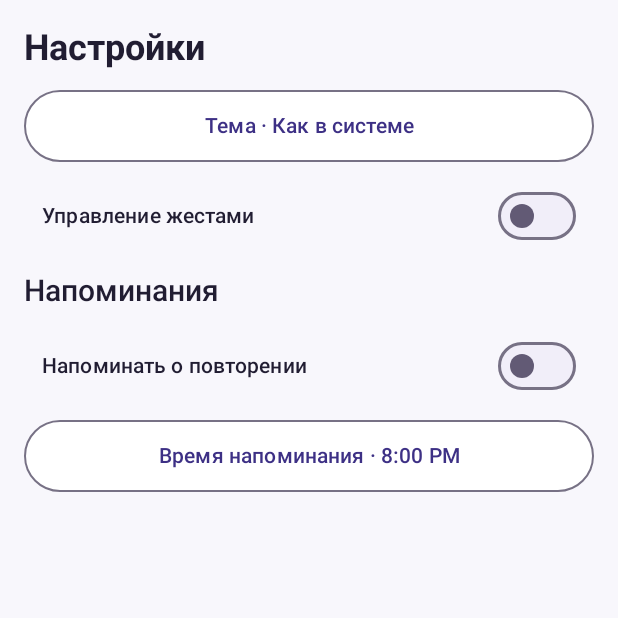
After one commit to qHomeee/CardProject, an Android app built with Jetpack Compose: the composable SettingsScreen shown on its own in the app's theme, on a phone screen of 412 x 824 dp, the top half of it. The commit adds this screen. Run offline under Robolectric (Android 15) with nearby library versions, the phone set to English and light mode, and no system bars.

Commit message:
feat(android): persist system light and dark theme choices

```diff
--- a/android/app/src/main/java/com/example/cartproject/data/settings/DataStoreSettingsStore.kt
+++ b/android/app/src/main/java/com/example/cartproject/data/settings/DataStoreSettingsStore.kt
@@ -52,6 +52,9 @@ internal class DataStoreSettingsStore(private val preferences: DataStore<Prefere
     override suspend fun saveGesturesEnabled(enabled: Boolean): Outcome<Unit> = write { stored ->
         stored[Gestures] = enabled
     }
+
+    override suspend fun saveTheme(preference: ThemePreference): Outcome<Unit> =
+        write { it[Theme] = preference.name }
 
     override suspend fun saveReminder(preference: ReminderPreference): Outcome<Unit> =
         write { it.setReminder(preference) }
--- a/android/app/src/main/java/com/example/cartproject/di/AppModule.kt
+++ b/android/app/src/main/java/com/example/cartproject/di/AppModule.kt
@@ -15,7 +15,7 @@ import com.example.cartproject.presentation.decks.DeckDetailViewModel
 import com.example.cartproject.presentation.decks.MyDecksViewModel
 import com.example.cartproject.presentation.editor.MaterialEditorViewModel
 import com.example.cartproject.presentation.settings.ReminderSettingsViewModel
-import com.example.cartproject.presentation.study.GestureSettingsViewModel
+import com.example.cartproject.presentation.settings.SettingsViewModel
 import com.example.cartproject.presentation.study.StudyViewModel
 import org.koin.android.ext.koin.androidContext
 import org.koin.core.module.dsl.viewModel
@@ -35,7 +35,7 @@ internal val appModule = module {
         )
     }
     factory { ObserveStudyGestures(get()) }
-    viewModel { GestureSettingsViewModel(get(), get()) }
+    viewModel { SettingsViewModel(get(), get(), get()) }
     viewModel {
         val reminders = get<StudyReminderController>()
         ReminderSettingsViewModel(get(), get(), reminders::restoreSchedule)
--- a/android/app/src/main/java/com/example/cartproject/di/StorageModule.kt
+++ b/android/app/src/main/java/com/example/cartproject/di/StorageModule.kt
@@ -14,6 +14,7 @@ import com.example.cartproject.domain.decks.SaveOwnCard
 import com.example.cartproject.domain.decks.SaveOwnDeck
 import com.example.cartproject.domain.settings.ObserveSettings
 import com.example.cartproject.domain.settings.SetStudyGestures
+import com.example.cartproject.domain.settings.SetThemePreference
 import com.example.cartproject.domain.settings.SettingsStore
 import com.example.cartproject.domain.study.GradeCard
 import com.example.cartproject.domain.study.ReadStatistics
@@ -42,4 +43,5 @@ internal val storageModule = module {
     factory { ReadStatistics(get()) }
     factory { ObserveSettings(get()) }
     factory { SetStudyGestures(get()) }
+    factory { SetThemePreference(get()) }
 }
--- a/android/app/src/main/java/com/example/cartproject/presentation/navigation/ZapomniApp.kt
+++ b/android/app/src/main/java/com/example/cartproject/presentation/navigation/ZapomniApp.kt
@@ -46,7 +46,7 @@ import com.example.cartproject.presentation.decks.DeckDetailViewModel
 import com.example.cartproject.presentation.decks.DeckSource
 import com.example.cartproject.presentation.decks.MyDecksScreen
 import com.example.cartproject.presentation.decks.MyDecksViewModel
-import com.example.cartproject.presentation.study.GestureSettingsScreen
+import com.example.cartproject.presentation.settings.SettingsScreen
 import com.example.cartproject.presentation.theme.ZapomniSize
 import com.example.cartproject.presentation.theme.ZapomniTheme
 import java.util.UUID
@@ -153,7 +153,7 @@ internal fun ZapomniApp(catalog: CatalogViewModel, myDecks: MyDecksViewModel) {
                     },
                 )
             }
-            composable<SettingsRoute> { GestureSettingsScreen() }
+            composable<SettingsRoute> { SettingsScreen() }
             composable<CatalogDeckRoute> { deckEntry ->
                 val id = CatalogDeckId(UUID.fromString(deckEntry.toRoute<CatalogDeckRoute>().id))
                 DeckDetailDestination(
--- /dev/null
+++ b/android/app/src/main/java/com/example/cartproject/presentation/settings/SettingsScreen.kt
@@ -0,0 +1,139 @@
+package com.example.cartproject.presentation.settings
+
+import androidx.compose.foundation.layout.Arrangement
+import androidx.compose.foundation.layout.Box
+import androidx.compose.foundation.layout.Column
+import androidx.compose.foundation.layout.fillMaxSize
+import androidx.compose.foundation.layout.fillMaxWidth
+import androidx.compose.foundation.layout.padding
+import androidx.compose.foundation.layout.widthIn
+import androidx.compose.foundation.rememberScrollState
+import androidx.compose.foundation.selection.selectableGroup
+import androidx.compose.foundation.verticalScroll
+import androidx.compose.material3.DropdownMenu
+import androidx.compose.material3.DropdownMenuItem
+import androidx.compose.material3.MaterialTheme
+import androidx.compose.material3.RadioButton
+import androidx.compose.material3.Text
+import androidx.compose.runtime.Composable
+import androidx.compose.runtime.getValue
+import androidx.compose.runtime.mutableStateOf
+import androidx.compose.runtime.saveable.rememberSaveable
+import androidx.compose.runtime.setValue
+import androidx.compose.ui.Alignment
+import androidx.compose.ui.Modifier
+import androidx.compose.ui.res.stringResource
+import androidx.compose.ui.semantics.Role
+import androidx.compose.ui.semantics.heading
+import androidx.compose.ui.semantics.role
+import androidx.compose.ui.semantics.selected
+import androidx.compose.ui.semantics.semantics
+import androidx.compose.ui.unit.dp
+import androidx.lifecycle.compose.collectAsStateWithLifecycle
+import com.example.cartproject.R
+import com.example.cartproject.domain.settings.ThemePreference
+import com.example.cartproject.presentation.components.StatusAction
+import com.example.cartproject.presentation.components.StatusKind
+import com.example.cartproject.presentation.components.StatusMessage
+import com.example.cartproject.presentation.components.ZapomniButton
+import com.example.cartproject.presentation.components.ZapomniSwitch
+import com.example.cartproject.presentation.theme.ZapomniSize
+import org.koin.compose.viewmodel.koinViewModel
+
+/** Настройки внешнего вида, жестов и напоминаний. */
+@Composable
+internal fun SettingsScreen() {
+    val viewModel = koinViewModel<SettingsViewModel>()
+    val state by viewModel.uiState.collectAsStateWithLifecycle()
+    Box(Modifier.fillMaxSize(), contentAlignment = Alignment.TopCenter) {
+        Column(
+            modifier = Modifier.widthIn(max = 640.dp).fillMaxSize()
+                .verticalScroll(rememberScrollState()).padding(ZapomniSize.space16),
+            verticalArrangement = Arrangement.spacedBy(ZapomniSize.space12),
+        ) {
+            Text(
+                text = stringResource(R.string.tab_settings),
+                style = MaterialTheme.typography.headlineSmall,
+                modifier = Modifier.semantics { heading() },
+            )
+            if (state.readFailed) {
+                StatusMessage(
+                    kind = StatusKind.Error,
+                    title = stringResource(R.string.settings_read_error),
+                    action = StatusAction(stringResource(R.string.retry), viewModel::reload),
+                )
+            } else {
+                val settings = state.settings
+                val editable = settings != null && !state.saving
+                ThemePicker(
+                    settings?.theme ?: ThemePreference.System,
+                    editable,
+                    viewModel::changeTheme,
+                )
+                ZapomniSwitch(
+                    label = stringResource(R.string.gesture_settings_label),
+                    checked = settings?.gesturesEnabled == true,
+                    onCheckedChange = viewModel::changeGestures,
+                    enabled = editable,
+                    modifier = Modifier.fillMaxWidth(),
+                )
+            }
+            if (state.writeFailed) {
+                StatusMessage(
+                    kind = StatusKind.Error,
+                    title = stringResource(R.string.settings_write_error),
+                    action = StatusAction(stringResource(R.string.retry), viewModel::retryWrite),
+                )
+            }
+            ReminderSettings()
+        }
+    }
+}
+
+@Composable
+private fun ThemePicker(
+    preference: ThemePreference,
+    enabled: Boolean,
+    onSelect: (ThemePreference) -> Unit,
+) {
+    var expanded by rememberSaveable { mutableStateOf(false) }
+    Box {
+        ZapomniButton(
+            label = stringResource(
+                R.string.theme_settings_label,
+                stringResource(preference.label()),
+            ),
+            onClick = { expanded = true },
+            modifier = Modifier.fillMaxWidth(),
+            secondary = true,
+            enabled = enabled,
+        )
+        DropdownMenu(
+            expanded = expanded && enabled,
+            onDismissRequest = { expanded = false },
+            modifier = Modifier.selectableGroup(),
+        ) {
+            for (option in ThemePreference.entries) {
+                val current = option == preference
+                DropdownMenuItem(
+                    text = { Text(stringResource(option.label())) },
+                    leadingIcon = { RadioButton(selected = current, onClick = null) },
+                    onClick = {
+                        expanded = false
+                        if (!current) onSelect(option)
+                    },
+                    modifier = Modifier.semantics {
+                        selected = current
+                        role = Role.RadioButton
+                    },
+                )
+            }
+        }
+    }
+}
+
+private fun ThemePreference.label(): Int = when (this) {
+    ThemePreference.System -> R.string.theme_system
+    ThemePreference.Light -> R.string.theme_light
+    ThemePreference.Dark -> R.string.theme_dark
+}
--- /dev/null
+++ b/android/app/src/main/java/com/example/cartproject/presentation/settings/SettingsViewModel.kt
@@ -0,0 +1,75 @@
+package com.example.cartproject.presentation.settings
+
+import androidx.lifecycle.ViewModel
+import androidx.lifecycle.viewModelScope
+import com.example.cartproject.domain.Outcome
+import com.example.cartproject.domain.settings.ObserveSettings
+import com.example.cartproject.domain.settings.SetStudyGestures
+import com.example.cartproject.domain.settings.SetThemePreference
+import com.example.cartproject.domain.settings.ThemePreference
+import com.example.cartproject.domain.settings.UserSettings
+import kotlinx.coroutines.Job
+import kotlinx.coroutines.flow.MutableStateFlow
+import kotlinx.coroutines.flow.asStateFlow
+import kotlinx.coroutines.flow.update
+import kotlinx.coroutines.launch
+
+/** Состояние настроек темы и жестов. */
+internal data class SettingsUiState(
+    val settings: UserSettings? = null,
+    val saving: Boolean = false,
+    val readFailed: Boolean = false,
+    val writeFailed: Boolean = false,
+)
+
+/** Наблюдает настройки и меняет отдельные предпочтения. */
+internal class SettingsViewModel(
+    private val observe: ObserveSettings,
+    private val setGestures: SetStudyGestures,
+    private val setTheme: SetThemePreference,
+) : ViewModel() {
+    private val state = MutableStateFlow(SettingsUiState())
+    val uiState = state.asStateFlow()
+    private var reading: Job? = null
+    private var failedWrite: (suspend () -> Outcome<Unit>)? = null
+
+    init {
+        reload()
+    }
+
+    /** Повторяет чтение настроек после ошибки. */
+    fun reload() {
+        if (reading?.isActive == true && !state.value.readFailed) return
+        reading?.cancel()
+        reading = viewModelScope.launch {
+            observe().collect { result ->
+                state.update {
+                    when (result) {
+                        is Outcome.Success -> it.copy(settings = result.value, readFailed = false)
+                        is Outcome.Failure -> it.copy(settings = null, readFailed = true)
+                    }
+                }
+            }
+        }
+    }
+
+    fun changeGestures(enabled: Boolean) = save { setGestures(enabled) }
+
+    fun changeTheme(preference: ThemePreference) = save { setTheme(preference) }
+
+    /** Повторяет запись последнего выбранного значения. */
+    fun retryWrite() {
+        failedWrite?.let(::save)
+    }
+
+    private fun save(write: suspend () -> Outcome<Unit>) {
+        val current = state.value
+        if (current.settings == null || current.saving) return
+        state.value = current.copy(saving = true, writeFailed = false)
+        viewModelScope.launch {
+            val failed = write() is Outcome.Failure
+            failedWrite = if (failed) write else null
+            state.update { it.copy(saving = false, writeFailed = failed) }
+        }
+    }
+}
--- a/android/app/src/main/res/values/strings.xml
+++ b/android/app/src/main/res/values/strings.xml
@@ -123,8 +123,12 @@
     <string name="study_gesture_flip">Держите телефон горизонтально экраном вверх. Переверните экраном к полу, ненадолго задержите и верните обратно.</string>
     <string name="study_gesture_grade">Опустите правый край телефона для «Вспомнил» или левый для «Нужно повторить». Затем верните экран вверх.</string>
     <string name="gesture_settings_label">Управление жестами</string>
-    <string name="gesture_settings_read_error">Не удалось прочитать настройку жестов</string>
-    <string name="gesture_settings_write_error">Не удалось сохранить настройку жестов</string>
+    <string name="settings_read_error">Не удалось прочитать настройки</string>
+    <string name="settings_write_error">Не удалось сохранить настройки</string>
+    <string name="theme_settings_label">Тема · %1$s</string>
+    <string name="theme_system">Как в системе</string>
+    <string name="theme_light">Светлая</string>
+    <string name="theme_dark">Тёмная</string>
     <string name="reminder_channel">Повторение карточек</string>
     <string name="reminder_notification_title">Пора повторить карточки</string>
     <string name="reminder_notification_body">У тебя есть карточки, готовые к повторению.</string>
--- a/android/domain/src/main/kotlin/com/example/cartproject/domain/settings/SettingsUseCases.kt
+++ b/android/domain/src/main/kotlin/com/example/cartproject/domain/settings/SettingsUseCases.kt
@@ -14,6 +14,9 @@ interface SettingsStore {
 
     /** Меняет только предпочтение жестов, сохраняя остальные поля. */
     suspend fun saveGesturesEnabled(enabled: Boolean): Outcome<Unit>
+
+    /** Меняет тему независимо от напоминаний и жестов. */
+    suspend fun saveTheme(preference: ThemePreference): Outcome<Unit>
 
     /** Меняет только напоминание, сохраняя жесты и тему. */
     suspend fun saveReminder(preference: ReminderPreference): Outcome<Unit>
@@ -50,6 +53,13 @@ class SetStudyGestures(private val store: SettingsStore) {
         store.saveGesturesEnabled(enabled)
 }
 
+/** Сохраняет выбор темы без изменения других настроек. */
+class SetThemePreference(private val store: SettingsStore) {
+    /** Записывает системную, светлую или тёмную тему. */
+    suspend operator fun invoke(preference: ThemePreference): Outcome<Unit> =
+        store.saveTheme(preference)
+}
+
 /** Сохраняет настройки и затем согласует напоминание. */
 class UpdateSettings(private val store: SettingsStore, private val reminders: ReminderScheduler) {
     /** Ошибка планирования оставляет новые настройки сохранёнными. */
```
Also changed, not shown: android/app/src/main/java/com/example/cartproject/presentation/study/GestureSettingsScreen.kt (deleted, +0 -61 lines), android/app/src/main/java/com/example/cartproject/presentation/study/GestureSettingsViewModel.kt (deleted, +0 -68 lines), 4 other files.
